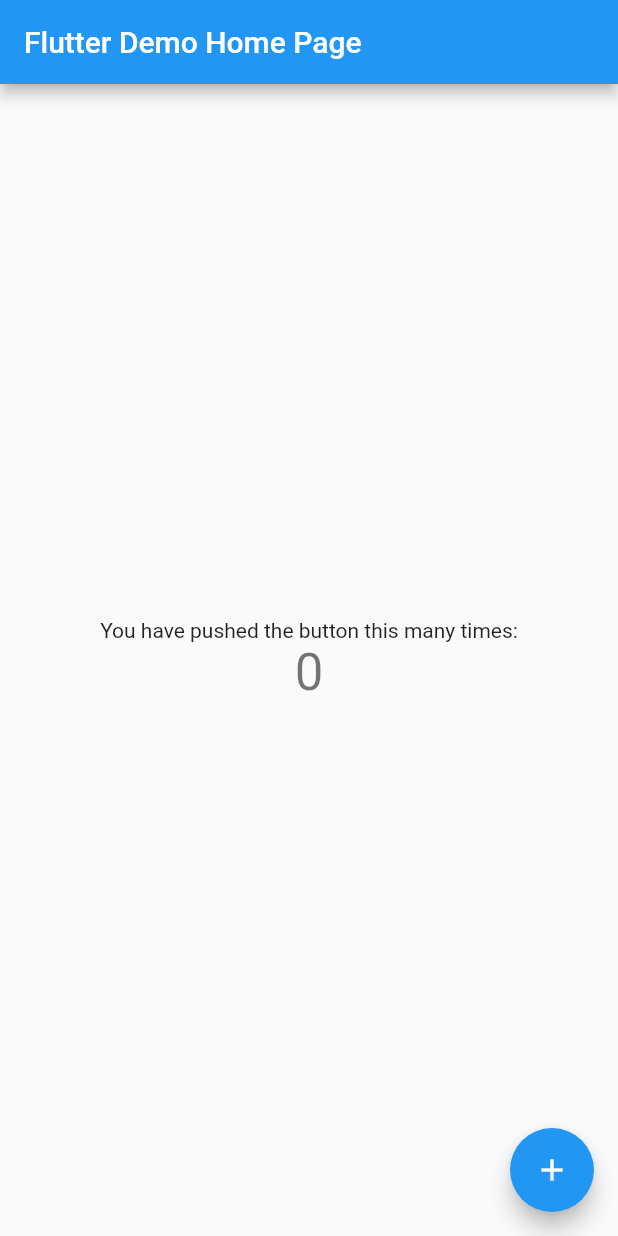
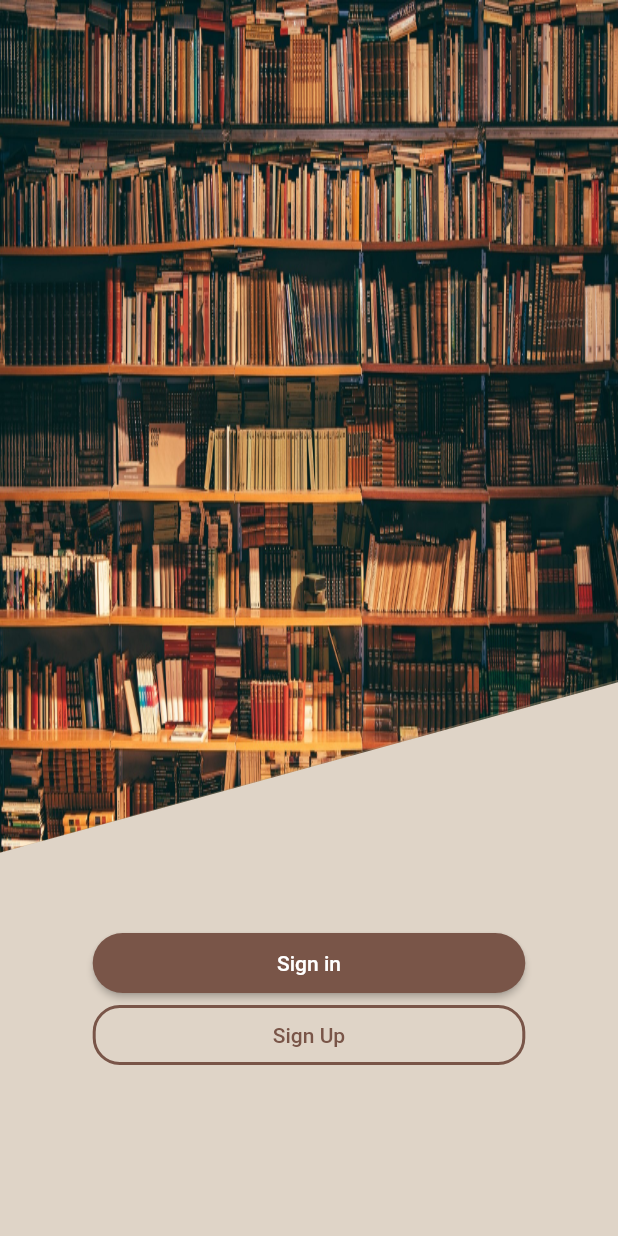
Before and after one commit to eng-gergely-zsolt/open-days, a Flutter app: the screen it shows after launch, on a phone screen of 412 x 824 dp. Run offline on Flutter 3.47's test engine with Material 2 defaults, Android fonts, the phone set to English and light mode, and no system bars.

Commit message:
Frontend: Create Lobby

```diff
--- a/open_days_frontend/lib/main.dart
+++ b/open_days_frontend/lib/main.dart
@@ -1,4 +1,7 @@
 import 'package:flutter/material.dart';
+import 'package:open_days_frontend/theme/theme.dart';
+
+import 'screens/lobby/lobby.dart';
 
 void main() {
   runApp(const MyApp());
@@ -7,109 +10,14 @@
 class MyApp extends StatelessWidget {
   const MyApp({Key? key}) : super(key: key);
 
-  // This widget is the root of your application.
   @override
-  Widget build(BuildContext context) {
+  build(context) {
     return MaterialApp(
-      title: 'Flutter Demo',
-      theme: ThemeData(
-        // This is the theme of your application.
-        //
-        // Try running your application with "flutter run". You'll see the
-        // application has a blue toolbar. Then, without quitting the app, try
-        // changing the primarySwatch below to Colors.green and then invoke
-        // "hot reload" (press "r" in the console where you ran "flutter run",
-        // or simply save your changes to "hot reload" in a Flutter IDE).
-        // Notice that the counter didn't reset back to zero; the application
-        // is not restarted.
-        primarySwatch: Colors.blue,
+      theme: CustomTheme.lightTheme,
+      home: const Scaffold(
+        resizeToAvoidBottomInset: true,
+        body: Lobby(),
       ),
-      home: const MyHomePage(title: 'Flutter Demo Home Page'),
     );
   }
 }
-
-class MyHomePage extends StatefulWidget {
-  const MyHomePage({Key? key, required this.title}) : super(key: key);
-
-  // This widget is the home page of your application. It is stateful, meaning
-  // that it has a State object (defined below) that contains fields that affect
-  // how it looks.
-
-  // This class is the configuration for the state. It holds the values (in this
-  // case the title) provided by the parent (in this case the App widget) and
-  // used by the build method of the State. Fields in a Widget subclass are
-  // always marked "final".
-
-  final String title;
-
-  @override
-  State<MyHomePage> createState() => _MyHomePageState();
-}
-
-class _MyHomePageState extends State<MyHomePage> {
-  int _counter = 0;
-
-  void _incrementCounter() {
-    setState(() {
-      // This call to setState tells the Flutter framework that something has
-      // changed in this State, which causes it to rerun the build method below
-      // so that the display can reflect the updated values. If we changed
-      // _counter without calling setState(), then the build method would not be
-      // called again, and so nothing would appear to happen.
-      _counter++;
-    });
-  }
-
-  @override
-  Widget build(BuildContext context) {
-    // This method is rerun every time setState is called, for instance as done
-    // by the _incrementCounter method above.
-    //
-    // The Flutter framework has been optimized to make rerunning build methods
-    // fast, so that you can just rebuild anything that needs updating rather
-    // than having to individually change instances of widgets.
-    return Scaffold(
-      appBar: AppBar(
-        // Here we take the value from the MyHomePage object that was created by
-        // the App.build method, and use it to set our appbar title.
-        title: Text(widget.title),
-      ),
-      body: Center(
-        // Center is a layout widget. It takes a single child and positions it
-        // in the middle of the parent.
-        child: Column(
-          // Column is also a layout widget. It takes a list of children and
-          // arranges them vertically. By default, it sizes itself to fit its
-          // children horizontally, and tries to be as tall as its parent.
-          //
-          // Invoke "debug painting" (press "p" in the console, choose the
-          // "Toggle Debug Paint" action from the Flutter Inspector in Android
-          // Studio, or the "Toggle Debug Paint" command in Visual Studio Code)
-          // to see the wireframe for each widget.
-          //
-          // Column has various properties to control how it sizes itself and
-          // how it positions its children. Here we use mainAxisAlignment to
-          // center the children vertically; the main axis here is the vertical
-          // axis because Columns are vertical (the cross axis would be
-          // horizontal).
-          mainAxisAlignment: MainAxisAlignment.center,
-          children: <Widget>[
-            const Text(
-              'You have pushed the button this many times:',
-            ),
-            Text(
-              '$_counter',
-              style: Theme.of(context).textTheme.headline4,
-            ),
-          ],
-        ),
-      ),
-      floatingActionButton: FloatingActionButton(
-        onPressed: _incrementCounter,
-        tooltip: 'Increment',
-        child: const Icon(Icons.add),
-      ), // This trailing comma makes auto-formatting nicer for build methods.
-    );
-  }
-}
--- /dev/null
+++ b/open_days_frontend/lib/screens/lobby/lobby.dart
@@ -0,0 +1,121 @@
+import 'package:flutter/material.dart';
+import 'package:open_days_frontend/screens/login/login.dart';
+import 'package:open_days_frontend/screens/registration/registration.dart';
+
+class Lobby extends StatelessWidget {
+  const Lobby({Key? key}) : super(key: key);
+
+  @override
+  Widget build(BuildContext context) {
+    double screenWidth = MediaQuery.of(context).size.width;
+    double screenHeight = MediaQuery.of(context).size.height;
+
+    return SizedBox(
+      width: double.infinity,
+      height: double.infinity,
+      child: Stack(
+        children: [
+          ClipPath(
+            clipper: LobbyTopCoverClipper(),
+            child: SizedBox(
+              width: screenWidth,
+              height: screenHeight * 0.69,
+              child: Image.asset(
+                'lib/assets/images/books-cover3.jpg',
+                fit: BoxFit.fill,
+              ),
+            ),
+          ),
+          Positioned(
+            top: screenHeight * 0.55,
+            child: ClipPath(
+              clipper: LobbyBottomCoverClipper(),
+              child: Container(
+                width: screenWidth,
+                height: screenHeight * 0.45,
+                color: const Color.fromRGBO(174, 148, 116, 0.4),
+              ),
+            ),
+          ),
+          Positioned(
+            top: screenHeight * 0.75,
+            width: screenWidth,
+            child: Column(
+              crossAxisAlignment: CrossAxisAlignment.center,
+              children: [
+                ElevatedButton(
+                  style: ElevatedButton.styleFrom(
+                    minimumSize: Size(screenWidth * 0.7, 40),
+                  ),
+                  onPressed: () {
+                    Navigator.push(
+                      context,
+                      MaterialPageRoute(
+                        builder: (context) => const Login(),
+                      ),
+                    );
+                  },
+                  child: const Text('Sign in'),
+                ),
+                OutlinedButton(
+                  onPressed: () {
+                    Navigator.push(
+                      context,
+                      MaterialPageRoute(
+                        builder: (context) => const Registration(),
+                      ),
+                    );
+                  },
+                  child: const Text(
+                    'Sign Up',
+                    style: TextStyle(
+                      color: Colors.brown,
+                    ),
+                  ),
+                  style: OutlinedButton.styleFrom(
+                    foregroundColor: const Color.fromRGBO(254, 251, 236, 1),
+                    minimumSize: Size(screenWidth * 0.7, 40),
+                    shape: RoundedRectangleBorder(
+                      borderRadius: BorderRadius.circular(18),
+                    ),
+                  ),
+                ),
+              ],
+            ),
+          ),
+        ],
+      ),
+    );
+  }
+}
+
+class LobbyTopCoverClipper extends CustomClipper<Path> {
+  @override
+  Path getClip(Size size) {
+    var path = Path();
+    path.lineTo(0, size.height);
+    path.lineTo(size.width, size.height * 0.8);
+    path.lineTo(size.width, 0);
+    path.close();
+    return path;
+  }
+
+  @override
+  bool shouldReclip(CustomClipper<Path> oldClipper) => false;
+}
+
+class LobbyBottomCoverClipper extends CustomClipper<Path> {
+  @override
+  Path getClip(Size size) {
+    var path = Path();
+    path.moveTo(size.width, size.height);
+    path.lineTo(0, size.height);
+    path.lineTo(0, size.height * 0.31);
+    path.lineTo(size.width, 0);
+    path.close();
+    return path;
+  }
+
+  @override
+  bool shouldReclip(CustomClipper<Path> oldClipper) => false;
+}
--- /dev/null
+++ b/open_days_frontend/lib/screens/login/login.dart
@@ -0,0 +1,11 @@
+import 'package:flutter/cupertino.dart';
+
+class Login extends StatelessWidget {
+  const Login({Key? key}) : super(key: key);
+
+  @override
+  Widget build(BuildContext context) {
+    // TODO: implement build
+    throw UnimplementedError();
+  }
+}
--- /dev/null
+++ b/open_days_frontend/lib/screens/registration/registration.dart
@@ -0,0 +1,11 @@
+import 'package:flutter/cupertino.dart';
+
+class Registration extends StatelessWidget {
+  const Registration({Key? key}) : super(key: key);
+
+  @override
+  Widget build(BuildContext context) {
+    // TODO: implement build
+    throw UnimplementedError();
+  }
+}
--- /dev/null
+++ b/open_days_frontend/lib/theme/theme.dart
@@ -0,0 +1,28 @@
+import 'package:flutter/material.dart';
+
+class CustomTheme {
+  static ThemeData get lightTheme {
+    return ThemeData(
+      primarySwatch: Colors.brown,
+      scaffoldBackgroundColor: Colors.white,
+      primaryColor: const Color.fromRGBO(236, 201, 173, 1),
+      elevatedButtonTheme: ElevatedButtonThemeData(
+        style: ElevatedButton.styleFrom(
+          shape: RoundedRectangleBorder(
+            borderRadius: BorderRadius.circular(20),
+          ),
+        ),
+      ),
+      outlinedButtonTheme: OutlinedButtonThemeData(
+        style: OutlinedButton.styleFrom(
+          shape: RoundedRectangleBorder(
+            borderRadius: BorderRadius.circular(20),
+          ),
+          side: const BorderSide(width: 2.0, color: Colors.brown),
+        ),
+      ),
+    );
+  }
+
+  // static var v = ElevatedButton.styleFrom();
+}
--- a/open_days_frontend/pubspec.yaml
+++ b/open_days_frontend/pubspec.yaml
@@ -58,8 +58,8 @@
   uses-material-design: true
 
   # To add assets to your application, add an assets section, like this:
-  # assets:
-  #   - images/a_dot_burr.jpeg
+  assets:
+    - lib/assets/images/books-cover3.jpg
   #   - images/a_dot_ham.jpeg
 
   # An image asset can refer to one or more resolution-specific "variants", see
```
Also changed, not shown: open_days_frontend/lib/assets/images/books-cover3.jpg (added), open_days_frontend/pubspec.lock, 9 other files.
